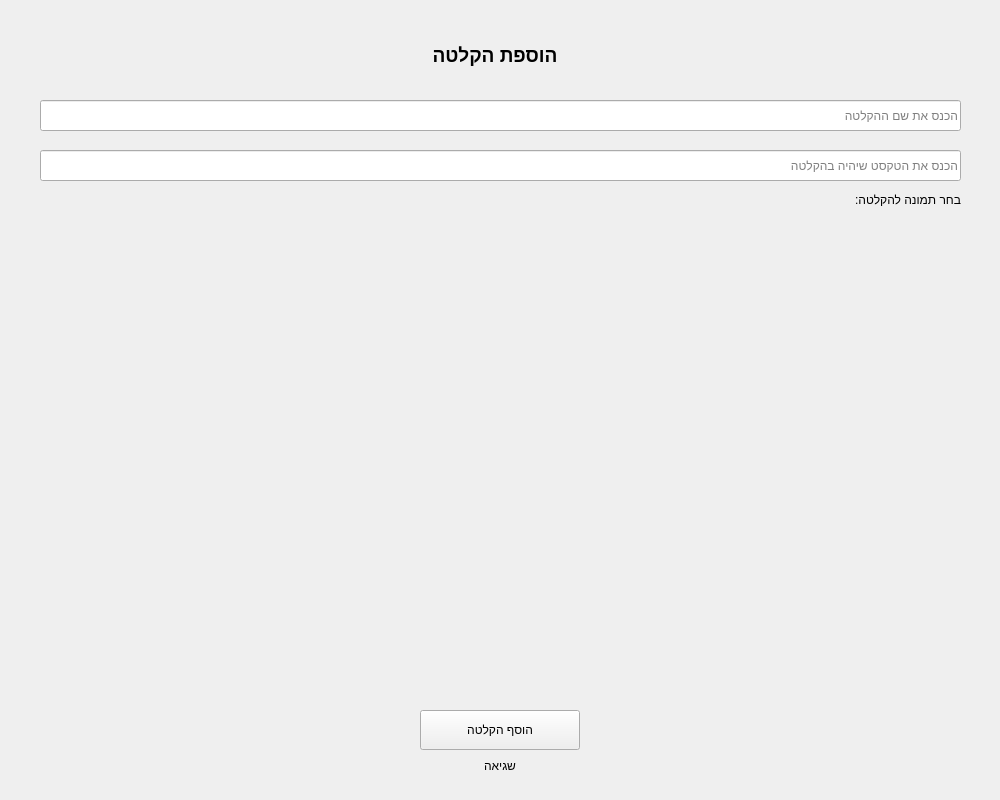
The window that UI/AddRecordingScreen.ui (shlomi1074/CommunicationBoard_Prototype) describes before a commit, drawn with Qt 5.
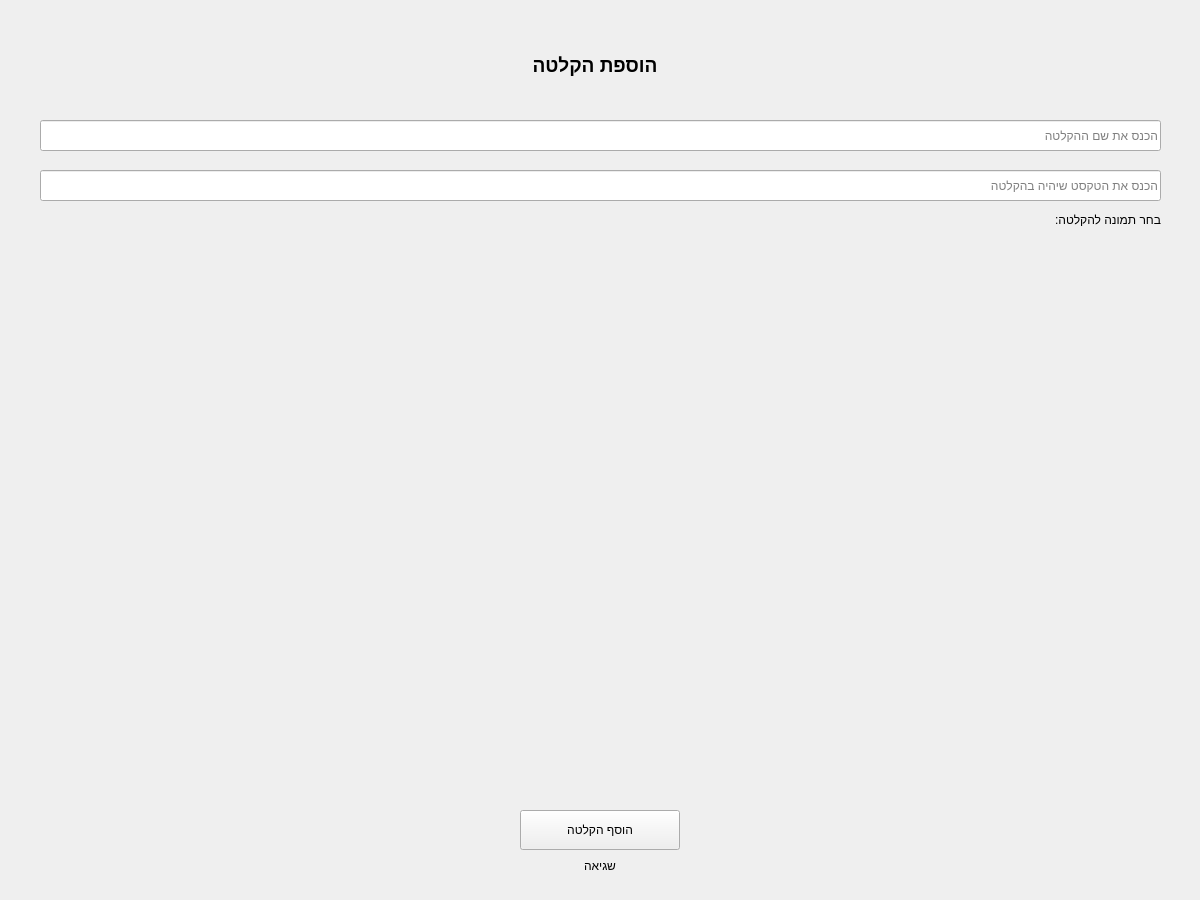
The same window after the commit. Icons and pictures are not drawn.

The edit to the form file:
```diff
--- a/UI/AddRecordingScreen.ui
+++ b/UI/AddRecordingScreen.ui
@@ -6,8 +6,8 @@
    <rect>
     <x>0</x>
     <y>0</y>
-    <width>1000</width>
-    <height>800</height>
+    <width>1200</width>
+    <height>900</height>
    </rect>
   </property>
   <property name="windowTitle">
@@ -22,8 +22,8 @@
     <property name="geometry">
      <rect>
       <x>40</x>
-      <y>100</y>
-      <width>921</width>
+      <y>120</y>
+      <width>1121</width>
       <height>31</height>
      </rect>
     </property>
@@ -35,8 +35,8 @@
     <property name="geometry">
      <rect>
       <x>40</x>
-      <y>150</y>
-      <width>921</width>
+      <y>170</y>
+      <width>1121</width>
       <height>31</height>
      </rect>
     </property>
@@ -47,8 +47,8 @@
    <widget class="QLabel" name="label">
     <property name="geometry">
      <rect>
-      <x>370</x>
-      <y>40</y>
+      <x>470</x>
+      <y>50</y>
       <width>250</width>
       <height>31</height>
      </rect>
@@ -70,8 +70,8 @@
    <widget class="QPushButton" name="AddRecorButton">
     <property name="geometry">
      <rect>
-      <x>420</x>
-      <y>710</y>
+      <x>520</x>
+      <y>810</y>
       <width>160</width>
       <height>40</height>
      </rect>
@@ -93,8 +93,8 @@
    <widget class="QLabel" name="ErrorMsgLabel">
     <property name="geometry">
      <rect>
-      <x>240</x>
-      <y>750</y>
+      <x>340</x>
+      <y>850</y>
       <width>520</width>
       <height>31</height>
      </rect>
@@ -109,8 +109,8 @@
    <widget class="QLabel" name="label_3">
     <property name="geometry">
      <rect>
-      <x>810</x>
-      <y>190</y>
+      <x>1010</x>
+      <y>210</y>
       <width>151</width>
       <height>20</height>
      </rect>
```
